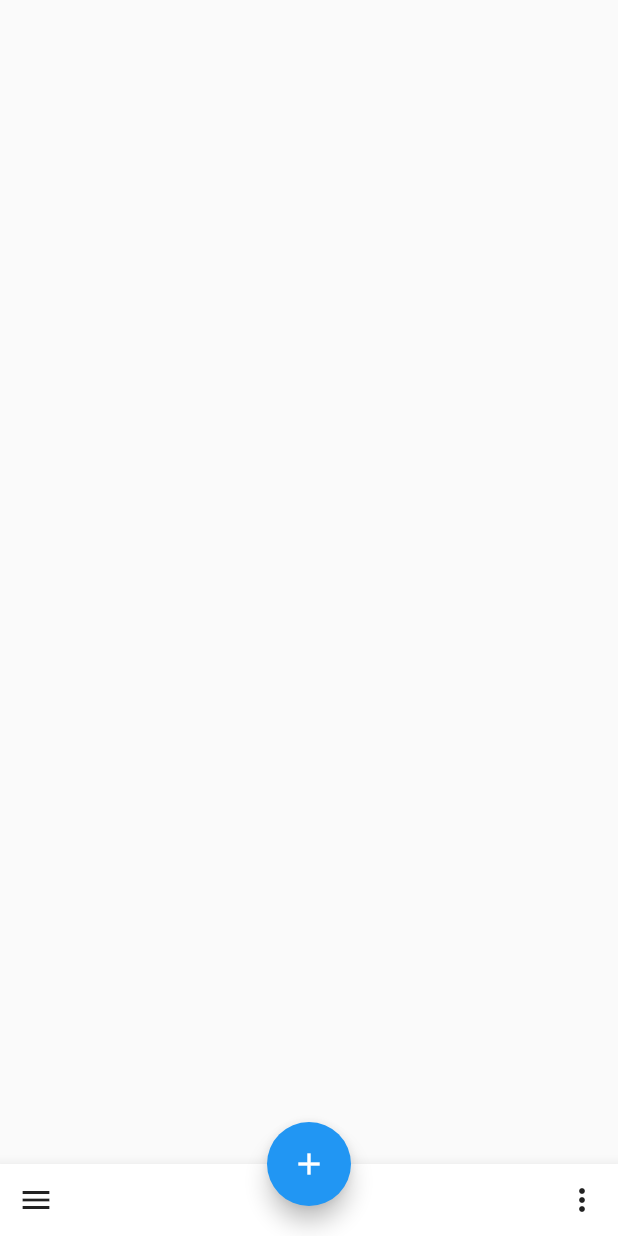
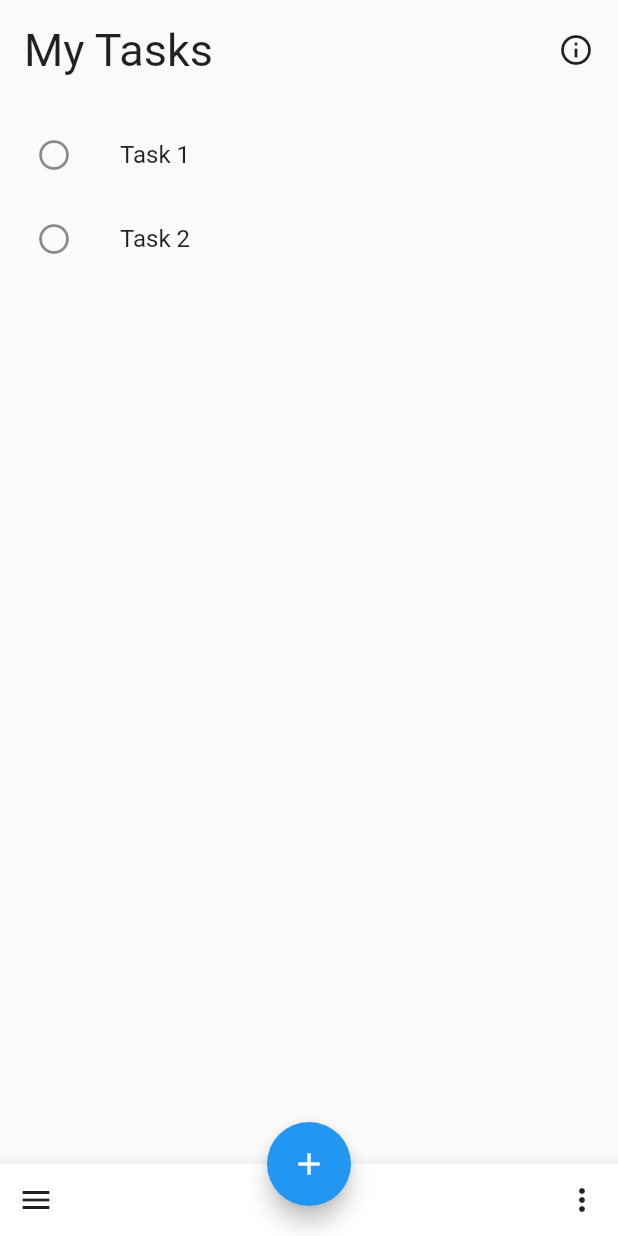
Before and after one commit to alzed/google_tasks_clone, a Flutter app: the screen it shows after launch, on a phone screen of 412 x 824 dp. Run offline on Flutter 3.47's test engine with Material 2 defaults, Android fonts, the phone set to English and light mode, and no system bars.

Commit message:
Add tasks_screen

```diff
--- a/lib/main.dart
+++ b/lib/main.dart
@@ -2,6 +2,7 @@ import 'package:flutter/material.dart';
 
 import 'bottom_tasks_bar.dart';
 import 'add_task_button.dart';
+import 'tasks_screen.dart';
 
 void main() {
   runApp(TasksApp());
@@ -17,6 +18,7 @@ class TasksApp extends StatelessWidget {
         bottomNavigationBar: BottomTasksBar(),
         floatingActionButtonLocation: FloatingActionButtonLocation.centerDocked,
         floatingActionButton: AddTaskButton(),
+        body: TasksScreen(),
       ),
     );
   }
--- /dev/null
+++ b/lib/tasks_screen.dart
@@ -0,0 +1,45 @@
+import 'package:flutter/material.dart';
+
+class TasksScreen extends StatelessWidget {
+  const TasksScreen({Key key}) : super(key: key);
+
+  @override
+  Widget build(BuildContext context) {
+    return SafeArea(
+      child: Column(
+        children: [
+          Padding(
+            padding: const EdgeInsets.all(16.0),
+            child: Row(
+              mainAxisAlignment: MainAxisAlignment.spaceBetween,
+              children: [
+                Text(
+                  'My Tasks',
+                  style: TextStyle(
+                    fontSize: 30.0,
+                  ),
+                ),
+                Icon(Icons.info_outline),
+              ],
+            ),
+          ),
+          Expanded(
+            child: ListView(
+              padding: EdgeInsets.all(8.0),
+              children: [
+                ListTile(
+                  leading: Icon(Icons.circle_outlined),
+                  title: Text('Task 1'),
+                ),
+                ListTile(
+                  leading: Icon(Icons.circle_outlined),
+                  title: Text('Task 2'),
+                ),
+              ],
+            ),
+          )
+        ],
+      ),
+    );
+  }
+}
```
